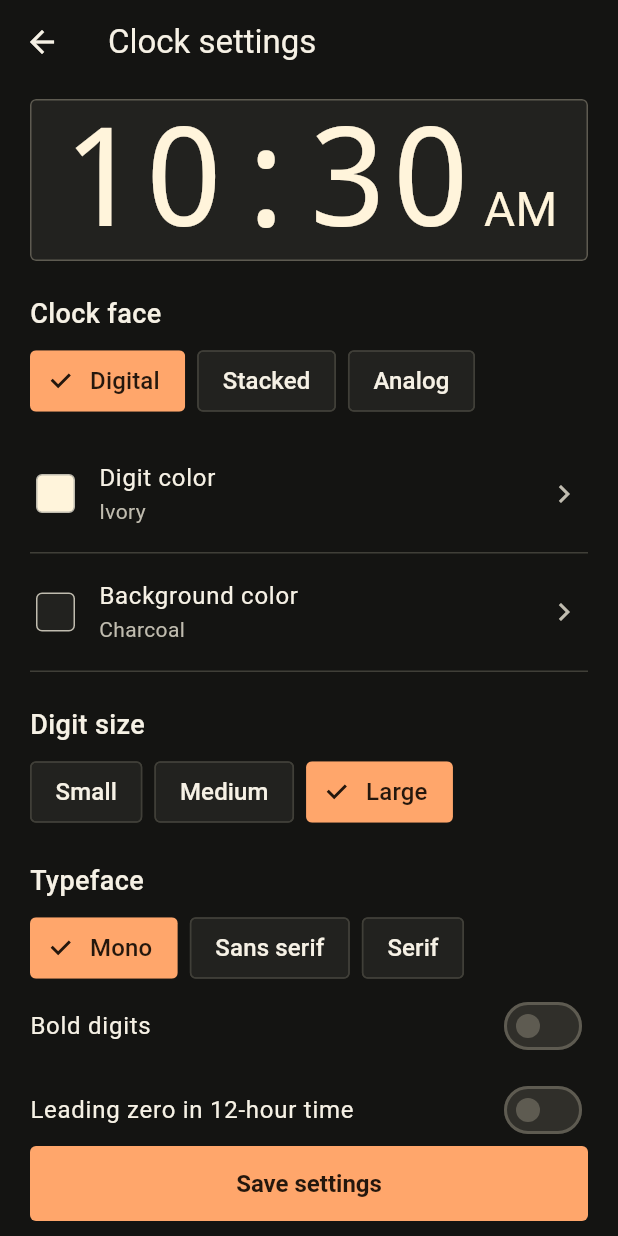
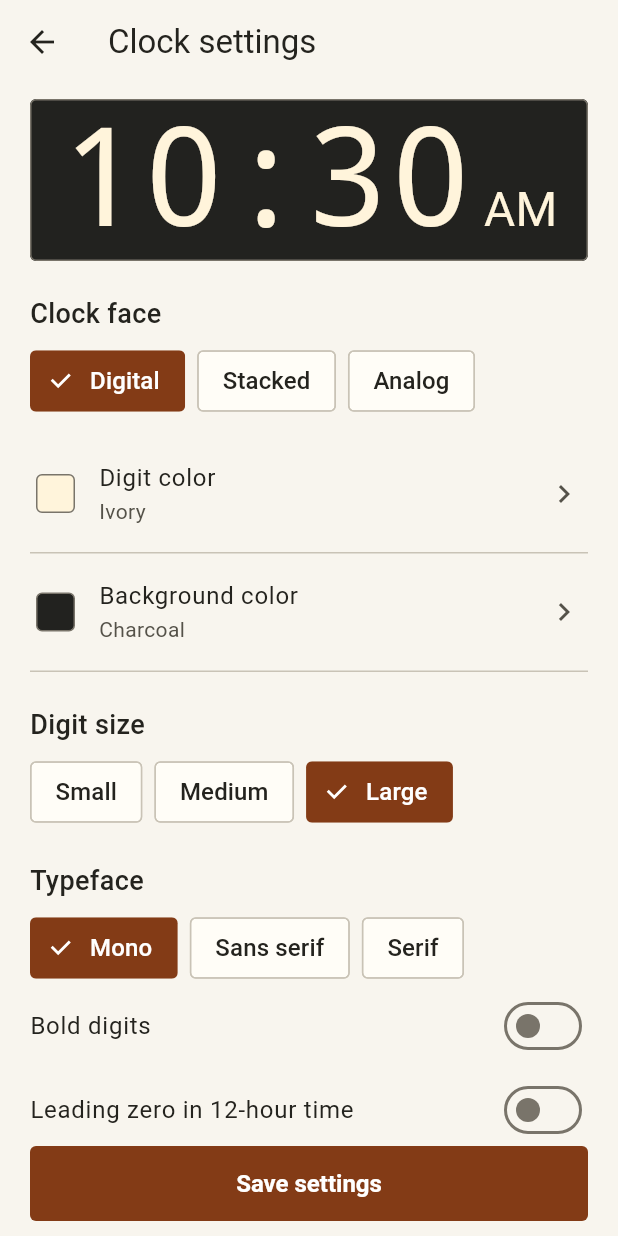
Before and after one commit to byfb/hear-clock-app, a Flutter app: the screen it shows after launch, after a tap on "Settings", on a phone screen of 412 x 824 dp. Run offline on Flutter 3.47's test engine with Material 3 defaults, Android fonts, the phone set to English and light mode, and no system bars.

Commit message:
feat(a11y): put speaking time first and follow system appearance

```diff
--- a/lib/clock_face.dart
+++ b/lib/clock_face.dart
@@ -135,17 +135,22 @@ class _ClockFaceState extends State<ClockFace> with WidgetsBindingObserver {
       if (time.period.isNotEmpty) time.period,
     ].join(' ');
     return Semantics(
-      label: 'Local time, $label',
+      label: widget.compact ? 'Clock preview' : 'Hear the time',
+      value: 'Local time, $label',
       button: true,
       onTap: _speak,
-      onTapHint: 'Hear the time',
+      onTapHint: widget.compact ? 'Hear the time' : null,
       excludeSemantics: true,
       child: Material(
         color: settings.face,
         shape: RoundedRectangleBorder(
           borderRadius: ClockTheme.corner,
           side: BorderSide(
-            color: _focused ? ClockTheme.focus : ClockTheme.rule,
+            color: _focused
+                ? (settings.face.computeLuminance() > .18
+                      ? ClockTheme.black
+                      : ClockTheme.white)
+                : Theme.of(context).colorScheme.outline,
             width: _focused ? 3 : 1,
           ),
         ),
@@ -183,26 +188,12 @@ class _ClockFaceState extends State<ClockFace> with WidgetsBindingObserver {
                           ),
                   ),
                   if (!compact) ...[
-                    if (digital)
-                      Padding(
-                        padding: const EdgeInsets.fromLTRB(20, 0, 20, 22),
-                        child: SizedBox(
-                          height: 16,
-                          width: double.infinity,
-                          child: CustomPaint(
-                            painter: _MinuteScale(
-                              _now.minute,
-                              settings.text.digits,
-                            ),
-                          ),
-                        ),
-                      ),
                     Ink(
                       color: ClockTheme.accent,
                       child: Padding(
                         padding: const EdgeInsets.symmetric(
                           horizontal: 16,
-                          vertical: 15,
+                          vertical: 17,
                         ),
                         child: Row(
                           mainAxisAlignment: MainAxisAlignment.center,
@@ -288,37 +279,3 @@ class _DigitFace extends StatelessWidget {
     );
   }
 }
-
-/// The taller mark is the current minute. Every fifth mark is a longer division.
-class _MinuteScale extends CustomPainter {
-  const _MinuteScale(this.minute, this.ink);
-  final int minute;
-  final Color ink;
-
-  @override
-  void paint(Canvas canvas, Size size) {
-    final line = Paint()..strokeWidth = 1;
-    for (var i = 0; i < 60; i++) {
-      final x = 2 + (size.width - 4) * i / 59;
-      final active = i == minute;
-      final major = i % 5 == 0;
-      final height = active
-          ? size.height
-          : major
-          ? 10.0
-          : 5.0;
-      line
-        ..color = active ? ink : ink.withValues(alpha: major ? .54 : .28)
-        ..strokeWidth = active ? 3 : 1;
-      canvas.drawLine(
-        Offset(x, size.height - height),
-        Offset(x, size.height),
-        line,
-      );
-    }
-  }
-
-  @override
-  bool shouldRepaint(_MinuteScale old) =>
-      old.minute != minute || old.ink != ink;
-}
--- a/lib/clock_theme.dart
+++ b/lib/clock_theme.dart
@@ -1,6 +1,7 @@
 import 'dart:math' as math;
 
 import 'package:flutter/material.dart';
+import 'package:flutter/services.dart';
 
 abstract final class ClockTheme {
   static const shell = Color(0xff141412);
@@ -8,7 +9,7 @@ abstract final class ClockTheme {
   static const raised = Color(0xff302f2a);
   static const ink = Color(0xfff6f1e5);
   static const muted = Color(0xffc0bcaf);
-  static const rule = Color(0xff5e5b51);
+  static const rule = Color(0xff878378);
   static const divider = Color(0xff403f38);
   static const accent = Color(0xffffa66b);
   static const onAccent = Color(0xff24170d);
@@ -20,6 +21,15 @@ abstract final class ClockTheme {
   static const yellow = Color(0xffffdd59);
   static const sky = Color(0xffa4dcff);
   static const mint = Color(0xffa9edc2);
+  static const paper = Color(0xfff8f5ee);
+  static const paperPanel = Color(0xfffffdf7);
+  static const paperInk = Color(0xff24231e);
+  static const paperMuted = Color(0xff555249);
+  static const paperRule = Color(0xff79746a);
+  static const paperDivider = Color(0xffc9c3b6);
+  static const copper = Color(0xff833b16);
+  static const darkBlue = Color(0xff165272);
+  static const redInk = Color(0xff992e23);
   static const navy = Color(0xff102946);
   static const sans = 'sans-serif';
   static const mono = 'monospace';
@@ -27,16 +37,32 @@ abstract final class ClockTheme {
   static const corner = BorderRadius.all(Radius.circular(4));
   static const shape = RoundedRectangleBorder(borderRadius: corner);
 
-  static AppBar settingsBar(BuildContext context, String title) => AppBar(
+  static SystemUiOverlayStyle systemBars(Brightness brightness) =>
+      (brightness == Brightness.dark
+              ? SystemUiOverlayStyle.light
+              : SystemUiOverlayStyle.dark)
+          .copyWith(
+            statusBarColor: Colors.transparent,
+            systemNavigationBarColor: Colors.transparent,
+          );
+
+  static AppBar settingsBar(
+    BuildContext context,
+    String title, {
+    PreferredSizeWidget? bottom,
+  }) => AppBar(
     toolbarHeight: math.max(
       kToolbarHeight,
       MediaQuery.textScalerOf(context).scale(22) * 2.5,
     ),
     title: Text(title, maxLines: 2, softWrap: true),
+    bottom: bottom,
   );
 
-  static ThemeData get data {
-    const scheme = ColorScheme.dark(
+  static ThemeData data(Brightness brightness) {
+    final dark = brightness == Brightness.dark;
+    final scheme = dark
+        ? const ColorScheme.dark(
             primary: accent,
             onPrimary: onAccent,
             secondary: focus,
@@ -47,6 +73,18 @@ abstract final class ClockTheme {
             outline: rule,
             outlineVariant: divider,
             error: error,
+          )
+        : const ColorScheme.light(
+            primary: copper,
+            onPrimary: white,
+            secondary: darkBlue,
+            surface: paperPanel,
+            onSurface: paperInk,
+            onSurfaceVariant: paperMuted,
+            surfaceContainerHighest: paper,
+            outline: paperRule,
+            outlineVariant: paperDivider,
+            error: redInk,
           );
     final buttons = ButtonStyle(
       minimumSize: const WidgetStatePropertyAll(Size(48, 50)),
@@ -59,40 +97,41 @@ abstract final class ClockTheme {
       ),
       side: WidgetStateProperty.resolveWith(
         (states) => states.contains(WidgetState.focused)
-            ? const BorderSide(color: focus, width: 3)
+            ? BorderSide(color: scheme.secondary, width: 3)
             : null,
       ),
     );
     return ThemeData(
       colorScheme: scheme,
       fontFamily: sans,
-      scaffoldBackgroundColor: shell,
+      scaffoldBackgroundColor: dark ? shell : paper,
       splashFactory: NoSplash.splashFactory,
-      focusColor: focus.withValues(alpha: .32),
-      dividerColor: divider,
-      appBarTheme: const AppBarTheme(
-        backgroundColor: shell,
-        foregroundColor: ink,
+      focusColor: scheme.secondary.withValues(alpha: .28),
+      dividerColor: scheme.outlineVariant,
+      appBarTheme: AppBarTheme(
+        backgroundColor: dark ? shell : paper,
+        foregroundColor: scheme.onSurface,
+        systemOverlayStyle: systemBars(brightness),
         scrolledUnderElevation: 0,
         centerTitle: false,
       ),
       outlinedButtonTheme: OutlinedButtonThemeData(
         style: buttons.copyWith(
-          foregroundColor: const WidgetStatePropertyAll(ink),
+          foregroundColor: WidgetStatePropertyAll(scheme.onSurface),
           side: WidgetStateProperty.resolveWith(
             (states) => states.contains(WidgetState.focused)
-                ? const BorderSide(color: focus, width: 3)
-                : const BorderSide(color: rule),
+                ? BorderSide(color: scheme.secondary, width: 3)
+                : BorderSide(color: scheme.outline),
           ),
         ),
       ),
       filledButtonTheme: FilledButtonThemeData(style: buttons),
       textButtonTheme: TextButtonThemeData(style: buttons),
-      inputDecorationTheme: const InputDecorationTheme(
-        border: OutlineInputBorder(borderRadius: corner),
+      inputDecorationTheme: InputDecorationTheme(
+        border: const OutlineInputBorder(borderRadius: corner),
         focusedBorder: OutlineInputBorder(
           borderRadius: corner,
-          borderSide: BorderSide(color: focus, width: 2),
+          borderSide: BorderSide(color: scheme.secondary, width: 2),
         ),
       ),
     );
@@ -104,21 +143,24 @@ class ClockMark extends StatelessWidget {
   const ClockMark({super.key});
 
   @override
-  Widget build(BuildContext context) => const SizedBox(
+  Widget build(BuildContext context) => SizedBox(
     width: 36,
     height: 32,
-    child: CustomPaint(painter: _MarkPainter()),
+    child: CustomPaint(
+      painter: _MarkPainter(Theme.of(context).colorScheme.primary),
+    ),
   );
 }
 
 class _MarkPainter extends CustomPainter {
-  const _MarkPainter();
+  const _MarkPainter(this.color);
+  final Color color;
 
   @override
   void paint(Canvas canvas, Size size) {
     canvas.scale(size.width / 28, size.height / 25);
     final line = Paint()
-      ..color = ClockTheme.accent
+      ..color = color
       ..strokeWidth = 1.9
       ..style = PaintingStyle.stroke
       ..strokeCap = StrokeCap.round
@@ -148,5 +190,5 @@ class _MarkPainter extends CustomPainter {
   }
 
   @override
-  bool shouldRepaint(_MarkPainter oldDelegate) => false;
+  bool shouldRepaint(_MarkPainter oldDelegate) => oldDelegate.color != color;
 }
--- a/lib/color_screen.dart
+++ b/lib/color_screen.dart
@@ -15,7 +15,7 @@ class ColorSwatchMark extends StatelessWidget {
     decoration: BoxDecoration(
       color: color,
       borderRadius: ClockTheme.corner,
-      border: Border.all(color: ClockTheme.muted),
+      border: Border.all(color: Theme.of(context).colorScheme.outline),
     ),
   );
 }
@@ -77,6 +77,7 @@ class _ColorScreenState extends State<ColorScreen> {
   @override
   Widget build(BuildContext context) {
     final preview = widget.preview(_picked);
+    final scheme = Theme.of(context).colorScheme;
     return Scaffold(
       appBar: ClockTheme.settingsBar(context, widget.title),
       body: SafeArea(
@@ -104,14 +105,14 @@ class _ColorScreenState extends State<ColorScreen> {
                         selected: color.key == _picked,
                         showCheckmark: true,
                         shape: ClockTheme.shape,
-                        selectedColor: ClockTheme.accent,
-                        backgroundColor: ClockTheme.panel,
-                        checkmarkColor: ClockTheme.onAccent,
+                        selectedColor: scheme.primary,
+                        backgroundColor: scheme.surface,
+                        checkmarkColor: scheme.onPrimary,
                         labelStyle: TextStyle(
                           fontSize: 16,
                           color: color.key == _picked
-                              ? ClockTheme.onAccent
-                              : ClockTheme.ink,
+                              ? scheme.onPrimary
+                              : scheme.onSurface,
                         ),
                         onSelected: (_) => _choose(color.key),
                       ),
--- a/lib/main.dart
+++ b/lib/main.dart
@@ -16,7 +16,13 @@ class HearClockApp extends StatelessWidget {
   Widget build(BuildContext context) => MaterialApp(
     title: 'Hear Clock',
     debugShowCheckedModeBanner: false,
-    theme: ClockTheme.data,
+    theme: ClockTheme.data(Brightness.light),
+    darkTheme: ClockTheme.data(Brightness.dark),
+    themeMode: ThemeMode.system,
+    builder: (context, child) => AnnotatedRegion<SystemUiOverlayStyle>(
+      value: ClockTheme.systemBars(Theme.of(context).brightness),
+      child: child!,
+    ),
     home: _Home(platform: platform),
   );
 }
@@ -106,107 +112,82 @@ class _HomeState extends State<_Home> {
             child: LayoutBuilder(
               builder: (context, bounds) {
                 final gutter = bounds.maxWidth > 600 ? 36.0 : 20.0;
-                final shortLandscape =
-                    bounds.maxHeight < 480 &&
-                    bounds.maxWidth > bounds.maxHeight;
-                return SingleChildScrollView(
-                  child: Padding(
-                    padding: EdgeInsets.symmetric(horizontal: gutter),
-                    child: Column(
-                      crossAxisAlignment: CrossAxisAlignment.stretch,
+                final compact = bounds.maxHeight < 480;
+                final colors = Theme.of(context).colorScheme;
+                return ListView(
+                  padding: EdgeInsets.fromLTRB(
+                    gutter,
+                    compact ? 8 : 24,
+                    gutter,
+                    24,
+                  ),
                   children: [
-                        const SizedBox(height: 14),
-                        Wrap(
-                          alignment: WrapAlignment.spaceBetween,
-                          runSpacing: 6,
-                          spacing: 10,
-                          crossAxisAlignment: WrapCrossAlignment.center,
-                          children: [
-                            const Row(
-                              mainAxisSize: MainAxisSize.min,
+                    Semantics(
+                      header: true,
+                      child: const Row(
                         children: [
                           ClockMark(),
-                                SizedBox(width: 8),
-                                Flexible(
+                          SizedBox(width: 12),
+                          Expanded(
                             child: Text(
                               'Hear Clock',
                               style: TextStyle(
-                                      fontSize: 23,
+                                fontSize: 29,
+                                height: 1.15,
                                 fontWeight: FontWeight.w600,
-                                      letterSpacing: -.6,
+                                letterSpacing: -.7,
                               ),
                             ),
                           ),
                         ],
                       ),
-                            OutlinedButton.icon(
-                              onPressed: settings == null
-                                  ? null
-                                  : _openSettings,
-                              icon: const Icon(Icons.tune, size: 20),
-                              label: const Text('Settings'),
                     ),
-                          ],
+                    SizedBox(height: compact ? 10 : 24),
+                    if (settings != null) ...[
+                      ClockFace(settings: settings, platform: widget.platform),
+                      SizedBox(height: compact ? 16 : 28),
+                      const Divider(height: 1),
+                      ListTile(
+                        contentPadding: const EdgeInsets.symmetric(
+                          horizontal: 4,
+                          vertical: 10,
                         ),
-                        const SizedBox(height: 14),
-                        const Divider(height: 1),
-                        SizedBox(
-                          height: shortLandscape
-                              ? 12
-                              : (bounds.maxHeight * .065).clamp(24.0, 54.0),
-                        ),
-                        if (settings != null) ...[
-                          if (!shortLandscape) ...[
-                            Semantics(
-                              header: true,
-                              child: const Text(
-                                'Local time',
+                        leading: Icon(Icons.tune, color: colors.primary),
+                        title: const Text(
+                          'Settings',
                           style: TextStyle(
-                                  fontSize: 34,
-                                  height: 1.18,
-                                  fontWeight: FontWeight.w500,
-                                  letterSpacing: -1.1,
+                            fontSize: 20,
+                            fontWeight: FontWeight.w600,
                           ),
                         ),
+                        subtitle: Text('${settings.variant.label} clock'),
+                        trailing: const Icon(Icons.chevron_right),
+                        onTap: _openSettings,
                       ),
-                            const SizedBox(height: 18),
-                          ],
-                          ClockFace(
-                            settings: settings,
-                            platform: widget.platform,
+                      const Divider(height: 1),
+                      ListTile(
+                        contentPadding: const EdgeInsets.symmetric(
+                          horizontal: 4,
+                          vertical: 10,
                         ),
-                          const SizedBox(height: 36),
-                          const Divider(height: 1),
-                          const SizedBox(height: 22),
-                          Semantics(
-                            header: true,
-                            child: const Text(
-                              'Home screen widget',
+                        leading: Icon(
+                          Icons.widgets_outlined,
+                          color: colors.primary,
+                        ),
+                        title: const Text(
+                          'Add widget',
                           style: TextStyle(
-                                fontSize: 22,
-                                fontWeight: FontWeight.w500,
-                                letterSpacing: -.4,
+                            fontSize: 20,
+                            fontWeight: FontWeight.w600,
                           ),
                         ),
+                        subtitle: const Text(
+                          'Touch and hold the widget to resize it.',
                         ),
-                          const SizedBox(height: 7),
-                          const Text(
-                            'Touch and hold the widget to resize it.',
-                            style: TextStyle(
-                              fontSize: 16,
-                              height: 1.45,
-                              color: ClockTheme.muted,
+                        trailing: const Icon(Icons.add),
+                        onTap: _pinning ? null : _addWidget,
                       ),
-                          ),
-                          const SizedBox(height: 16),
-                          Align(
-                            alignment: AlignmentDirectional.centerStart,
-                            child: OutlinedButton.icon(
-                              onPressed: _pinning ? null : _addWidget,
-                              icon: const Icon(Icons.add, size: 20),
-                              label: const Text('Add widget'),
-                            ),
-                          ),
+                      const Divider(height: 1),
                     ] else if (_loadFailed) ...[
                       const Text('Couldn’t load clock settings.'),
                       TextButton(
@@ -219,10 +200,7 @@ class _HomeState extends State<_Home> {
                           semanticsLabel: 'Loading clock',
                         ),
                       ),
-                        const SizedBox(height: 28),
                   ],
-                    ),
-                  ),
                 );
               },
             ),
--- a/lib/settings_screen.dart
+++ b/lib/settings_screen.dart
@@ -249,9 +249,12 @@ class _SettingsScreenState extends State<SettingsScreen> {
                   padding: EdgeInsets.symmetric(vertical: 10),
                   child: Semantics(
                     liveRegion: true,
-                    child: const Text(
+                    child: Text(
                       'Low contrast. Pick one light color and one dark color for easier reading.',
-                      style: TextStyle(color: ClockTheme.error, fontSize: 16),
+                      style: TextStyle(
+                        color: Theme.of(context).colorScheme.error,
+                        fontSize: 16,
+                      ),
                     ),
                   ),
                 ),
@@ -431,14 +434,16 @@ class _Choices<T> extends StatelessWidget {
                 selected: selected == v,
                 label: Text(name(v)),
                 onSelected: (_) => onChange(v),
-                selectedColor: ClockTheme.accent,
-                backgroundColor: ClockTheme.panel,
-                checkmarkColor: ClockTheme.onAccent,
+                selectedColor: Theme.of(context).colorScheme.primary,
+                backgroundColor: Theme.of(context).colorScheme.surface,
+                checkmarkColor: Theme.of(context).colorScheme.onPrimary,
                 shape: ClockTheme.shape,
                 materialTapTargetSize: MaterialTapTargetSize.padded,
                 labelStyle: TextStyle(
                   fontSize: 16,
-                  color: selected == v ? ClockTheme.onAccent : ClockTheme.ink,
+                  color: selected == v
+                      ? Theme.of(context).colorScheme.onPrimary
+                      : Theme.of(context).colorScheme.onSurface,
                 ),
               ),
           ],
@@ -472,7 +477,9 @@ class _SaveBar extends StatelessWidget {
                   liveRegion: true,
                   child: Text(
                     error!,
-                    style: const TextStyle(color: ClockTheme.error),
+                    style: TextStyle(
+                      color: Theme.of(context).colorScheme.error,
+                    ),
                   ),
                 ),
               FilledButton(onPressed: onTap, child: Text(label)),
```
Also changed, not shown: 4 other files. Lines whose indentation alone changed are shown as unchanged.
